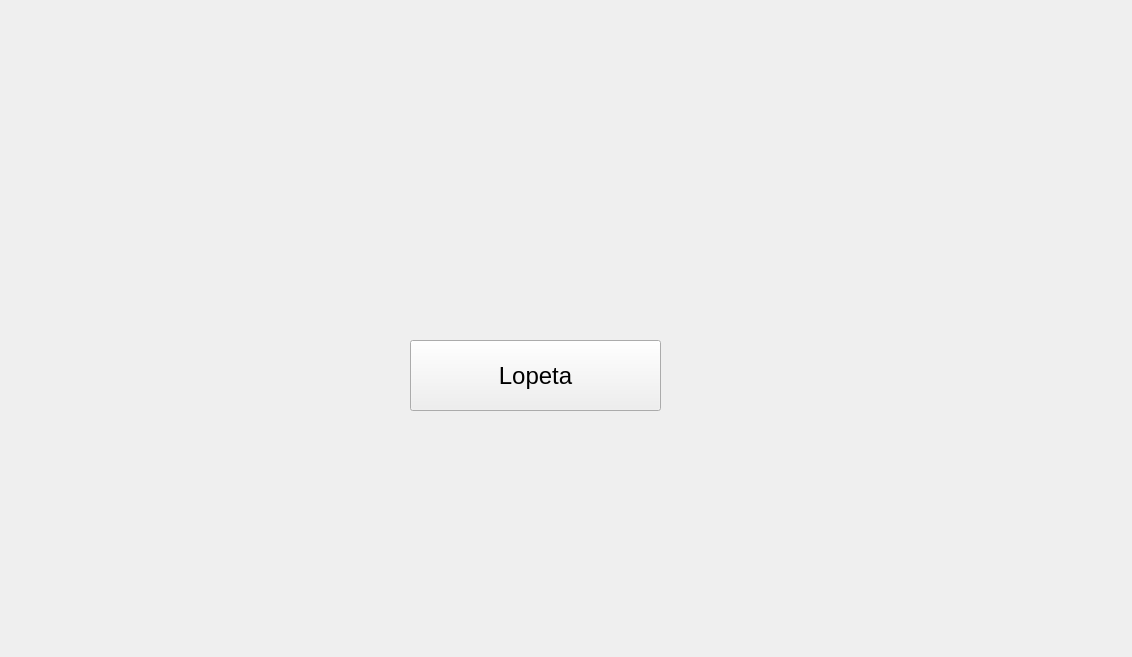
tvt20kmo-ohjelmistokehitysprojekti/Group8, file PankkiProjekti/nostoonnistui.ui: the form before one commit.
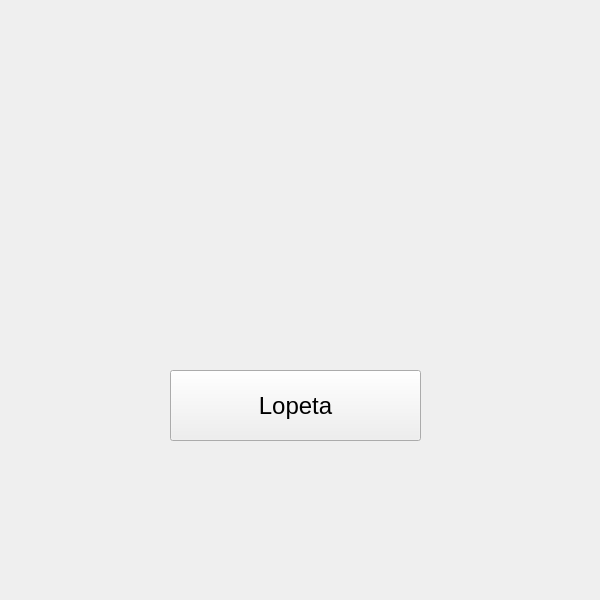
The form after the commit.

```diff
--- a/PankkiProjekti/nostoonnistui.ui
+++ b/PankkiProjekti/nostoonnistui.ui
@@ -6,8 +6,8 @@
    <rect>
     <x>0</x>
     <y>0</y>
-    <width>1132</width>
-    <height>657</height>
+    <width>600</width>
+    <height>600</height>
    </rect>
   </property>
   <property name="windowTitle">
@@ -16,10 +16,10 @@
   <widget class="QLabel" name="labelOnnistuiko">
    <property name="geometry">
     <rect>
-     <x>280</x>
-     <y>210</y>
-     <width>571</width>
-     <height>91</height>
+     <x>50</x>
+     <y>130</y>
+     <width>501</width>
+     <height>191</height>
     </rect>
    </property>
    <property name="text">
@@ -29,8 +29,8 @@
   <widget class="QPushButton" name="btnLopeta">
    <property name="geometry">
     <rect>
-     <x>410</x>
-     <y>340</y>
+     <x>170</x>
+     <y>370</y>
      <width>251</width>
      <height>71</height>
     </rect>
```
